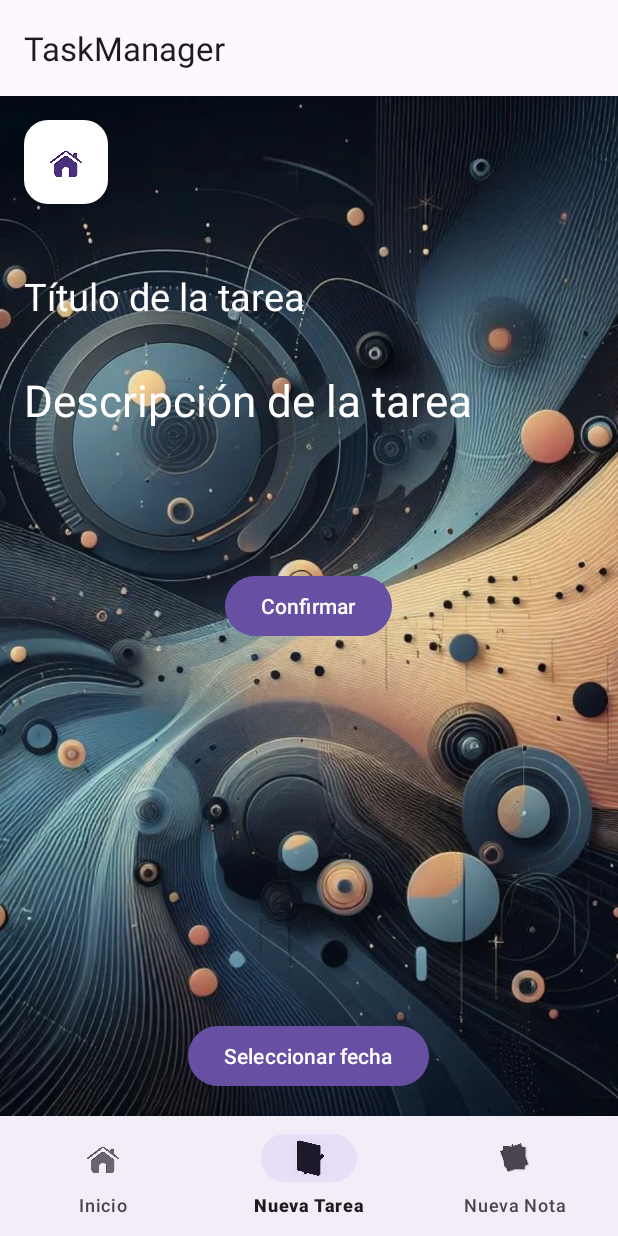
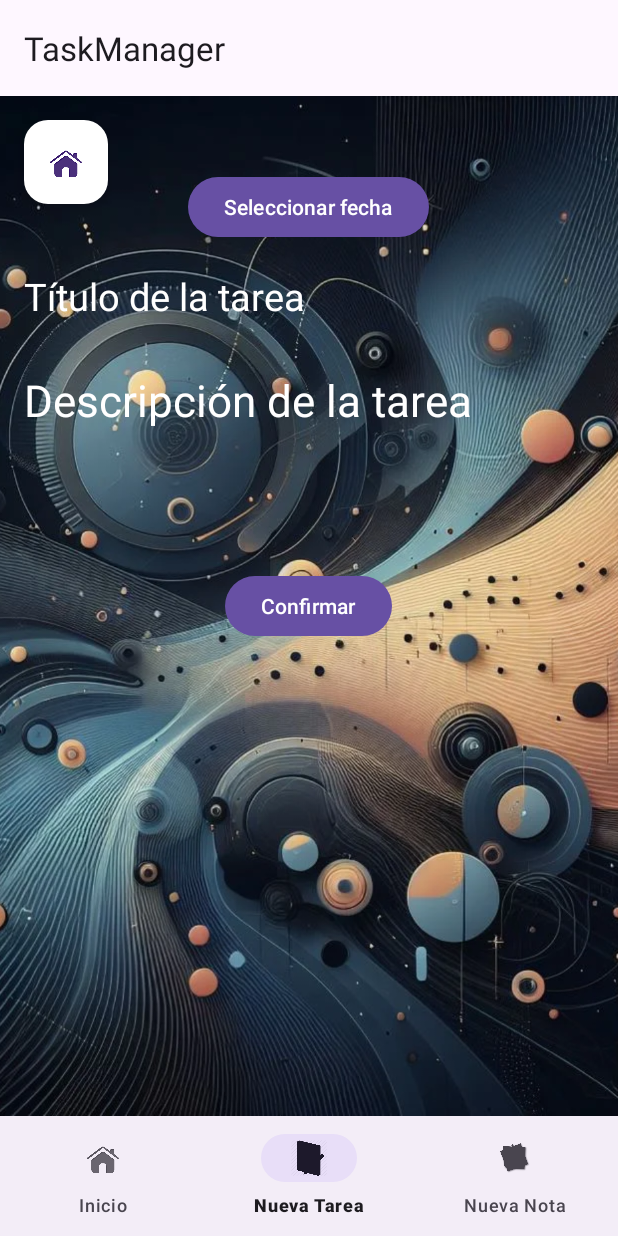
Before and after one commit to JoseVarelaLedo/PMDM_B_UF1_Varela_Ledo_Jose_Luis_TaskManager, an Android app: the NewTaskFragment screen opened through its navigation route, on a phone screen of 412 x 824 dp. Run offline under Robolectric (Android 15) with nearby library versions, the phone set to English and light mode, and no system bars; our stand-ins replace navigation-ui.

Commit message:
Corrección menor. Sigue faltando vídeo

```diff
--- a/app/src/main/res/layout/fragment_new_task.xml
+++ b/app/src/main/res/layout/fragment_new_task.xml
@@ -49,9 +49,9 @@
         android:layout_width="wrap_content"
         android:layout_height="wrap_content"
         android:text="@string/seleccionar_fecha"
-        android:layout_alignParentBottom="true"
+        android:layout_alignParentTop="true"
         android:layout_centerHorizontal="true"
-        android:layout_marginBottom="16dp"/>
+        android:layout_marginTop="50dp"/>
     <com.google.android.material.floatingactionbutton.FloatingActionButton
         android:id="@+id/fab"
         android:layout_width="wrap_content"
```
Also changed, not shown: app/src/main/java/jose/uf1/taskmanager/NewTaskFragment.kt (+6 -2 lines).
